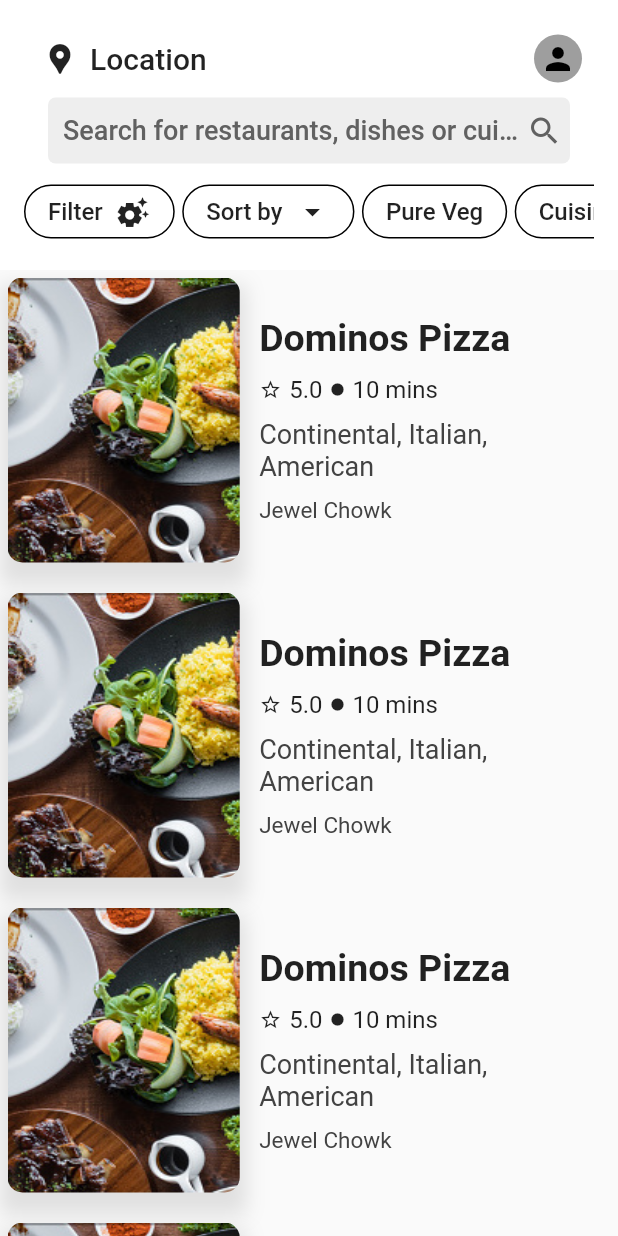
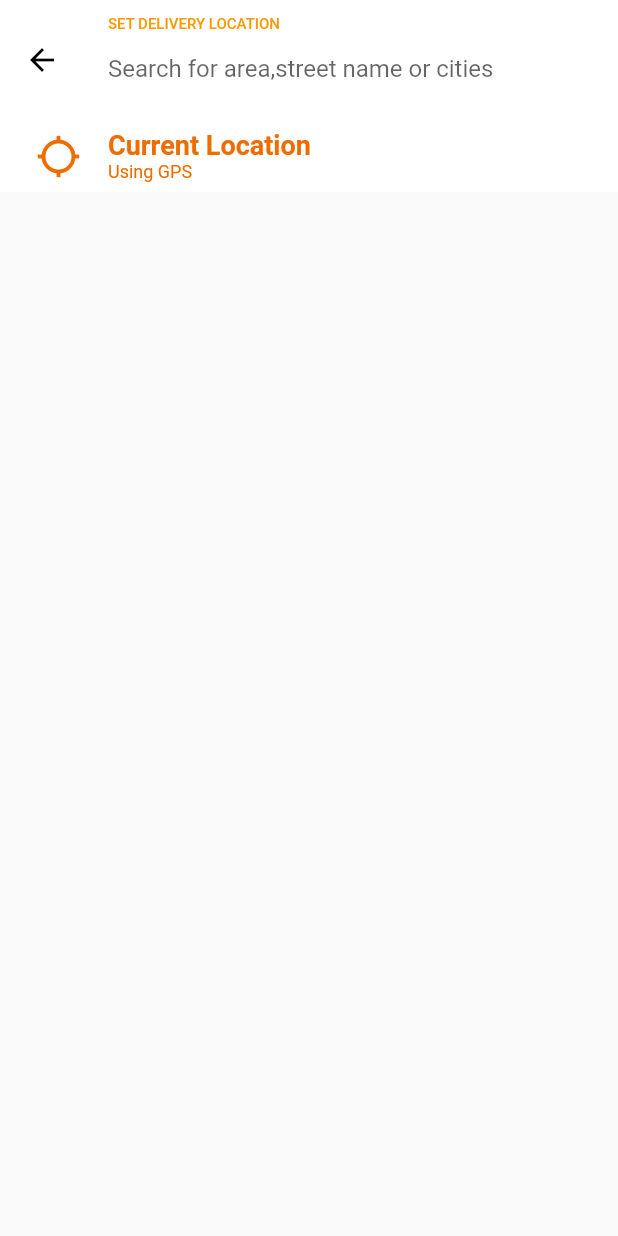
Before and after one commit to blackmoney069/swiggy_clone, a Flutter app: the screen it shows after launch, after a tap on "Location", on a phone screen of 412 x 824 dp. Run offline on Flutter 3.47's test engine with Material 2 defaults, Android fonts, the phone set to English and light mode, and no system bars; missing offline and left inert: dart:ffi; Roboto replaces fonts that are missing (Poppins).

Commit message:
created search location screen

```diff
--- /dev/null
+++ b/lib/pages/ChangeLocationScreen.dart
@@ -0,0 +1,81 @@
+// ignore_for_file: prefer_const_constructors, prefer_const_literals_to_create_immutables
+
+import 'package:flutter/material.dart';
+
+class ChangeLocationScreen extends StatelessWidget {
+  const ChangeLocationScreen({Key? key}) : super(key: key);
+
+  @override
+  Widget build(BuildContext context) {
+    return Scaffold(
+      appBar: AppBar(
+        backgroundColor: Colors.white,
+        foregroundColor: Colors.black,
+        toolbarHeight: 80,
+        elevation: 0,
+        title: Column(
+          crossAxisAlignment: CrossAxisAlignment.start,
+          children: [
+            Text('SET DELIVERY LOCATION', style: TextStyle(
+              fontSize: 10,
+              color: Colors.orange,
+            ),),
+            TextFormField(
+              decoration: InputDecoration(
+                hintText: "Search for area,street name or cities",
+                border: InputBorder.none,
+              ),
+            )
+          ],
+        ),
+      ),
+      body: Column(
+        children: [
+          Container(
+            decoration: BoxDecoration(
+              color: Colors.white
+            ),
+            child: FlatButton(
+              onPressed: (){},
+              child: Row(
+                children: [
+                  Padding(
+                    padding: const EdgeInsets.all(8.0),
+                    child: Icon(Icons.location_searching_sharp,
+                    color: Colors.orange[800],
+                    size: 30,),
+                  ),
+                  SizedBox(
+                    width: 10,
+                  ),
+                  Column(
+                    crossAxisAlignment: CrossAxisAlignment.start,
+                    children: [
+                      Text('Current Location',
+                      style: TextStyle(
+                        fontSize: 18,
+                        fontWeight: FontWeight.w700,
+                        color: Colors.orange[800]
+                      )
+                      ),
+                      Text("Using GPS",
+                        style: TextStyle(
+                          fontSize: 12,
+                          fontWeight: FontWeight.w400,
+                          color: Colors.orange[800]
+                        ),
+                      )
+                    ],
+                  )
+                ],
+              ),
+            )
+          ),
+          Container(
+
+          )
+        ],
+      ),
+    );
+  }
+}
--- a/lib/pages/homescreen.dart
+++ b/lib/pages/homescreen.dart
@@ -3,6 +3,7 @@
 import 'dart:ffi';
 
 import 'package:flutter/material.dart';
+import 'package:swiggy_clone/pages/ChangeLocationScreen.dart';
 import 'package:swiggy_clone/pages/searchScreen.dart';
 import 'UserDrawer.dart';
 
@@ -24,7 +25,9 @@
                 mainAxisAlignment: MainAxisAlignment.spaceBetween,
                 children: <Widget>[
                   FlatButton.icon(
-                      onPressed: () {},
+                      onPressed: () {
+                        Navigator.push(context, MaterialPageRoute(builder: (context)=> ChangeLocationScreen()));
+                      },
                       icon: Icon(Icons.location_pin),
                       label: Text(
                         'Location',
```
